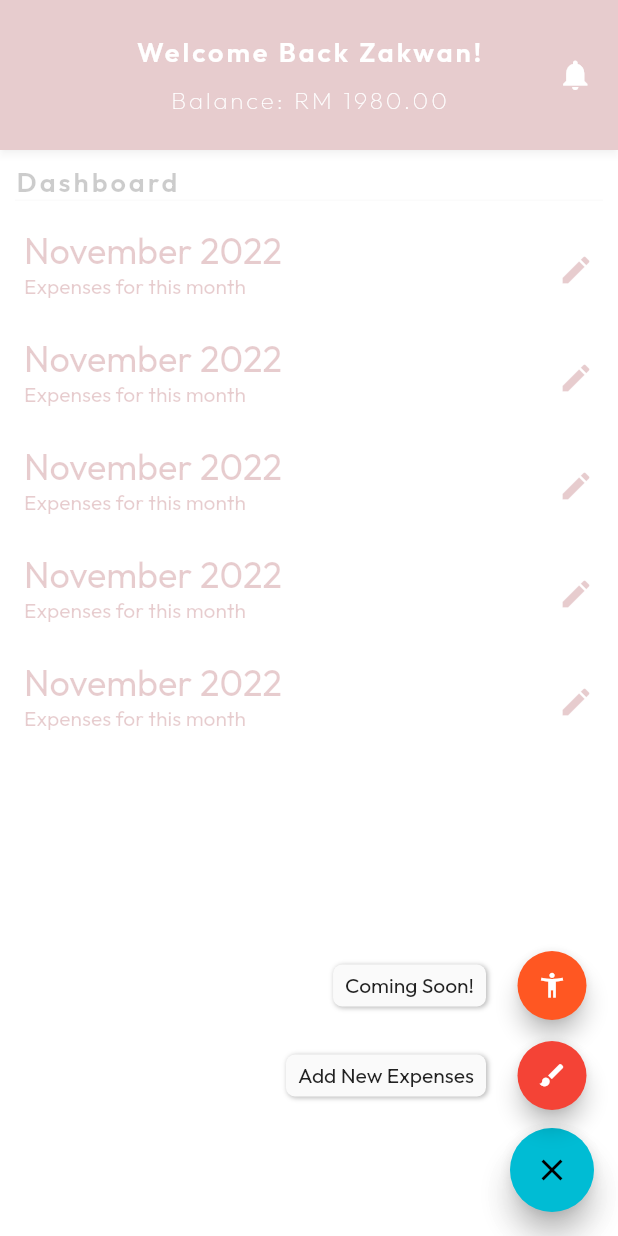
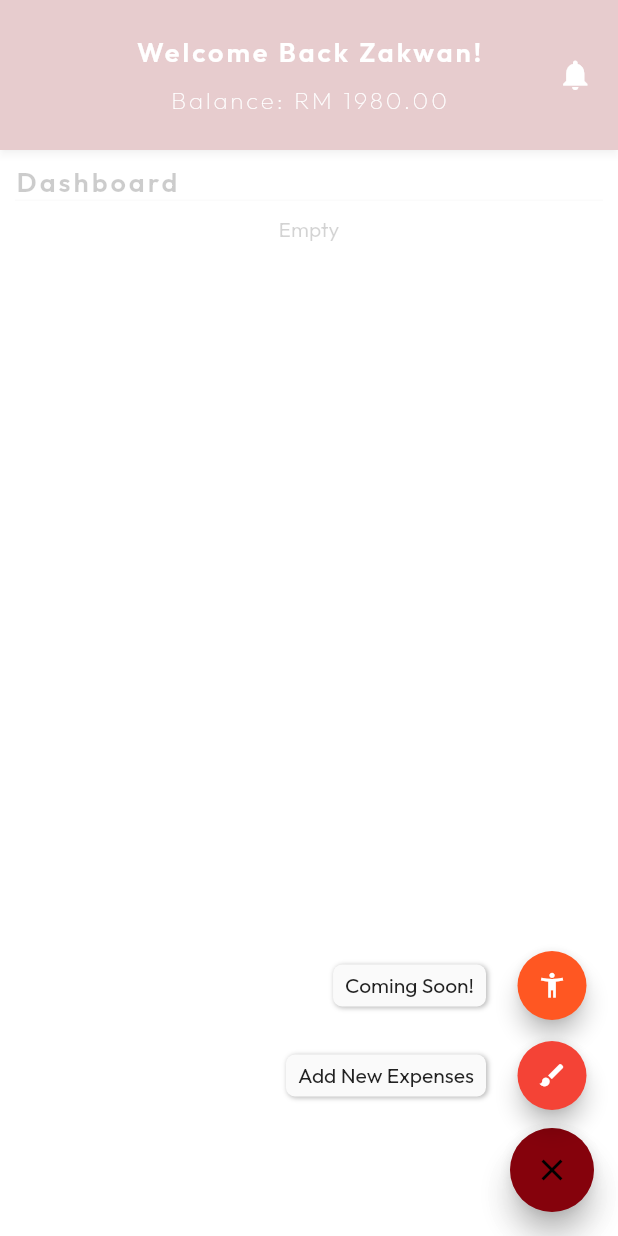
Before and after one commit to zackxvii/my_xpenses, a Flutter app: the screen it shows after launch, after a tap on the "add" icon, on a phone screen of 412 x 824 dp. Run offline on Flutter 3.47's test engine with Material 2 defaults, Android fonts, the phone set to English and light mode, and no system bars; drawn by our look-alikes of flutter_speed_dial; our stand-ins replace data_table_2, get, get_storage, google_fonts, shared_preferences, sizer and 1 more; missing offline and left inert: colorful_safe_area; accounts and stored records are empty.

Commit message:
Second commit

```diff
--- a/lib/main.dart
+++ b/lib/main.dart
@@ -1,6 +1,8 @@
 import 'package:flutter/material.dart';
 import 'package:get/get.dart';
+import 'package:get_storage/get_storage.dart';
 import 'package:google_fonts/google_fonts.dart';
+import 'package:my_xpenses/database/database_helper.dart';
 import 'package:my_xpenses/routes/app_pages.dart';
 import 'package:my_xpenses/shared/fontcolor_shared.dart';
 import 'package:my_xpenses/shared/fontsize_shared.dart';
@@ -8,7 +10,10 @@ import 'package:my_xpenses/util/theme.dart';
 import 'package:my_xpenses/util/translate.dart';
 import 'package:sizer/sizer.dart';
 
-void main() {
+void main() async {
+  WidgetsFlutterBinding.ensureInitialized();
+  await GetStorage.init();
+  await DBHelper().database;
   runApp(const MyApp());
 }
 
--- a/lib/model/expense_model.dart
+++ b/lib/model/expense_model.dart
@@ -2,16 +2,14 @@ class ExpenseModel {
   int? id;
   String? title;
   String? desc;
-  String? date;
 
-  ExpenseModel({this.id, this.title, this.desc, this.date});
+  ExpenseModel({this.id, this.title, this.desc});
 
   Map<String, dynamic> toMap() {
     return {
       'id': id,
       'title': title,
       'desc': desc,
-      'date': date,
     };
   }
 
@@ -19,6 +17,5 @@ class ExpenseModel {
     id = expensesModel['id'];
     title = expensesModel['title'];
     desc = expensesModel['desc'];
-    date = expensesModel['date'];
   }
 }
--- a/lib/pages/dashboard.dart
+++ b/lib/pages/dashboard.dart
@@ -1,5 +1,7 @@
 import 'package:flutter/material.dart';
 import 'package:get/get.dart';
+import 'package:my_xpenses/controller/expenses_controller.dart';
+import 'package:my_xpenses/model/expense_model.dart';
 import 'package:my_xpenses/shared/appbar_shared.dart';
 import 'package:my_xpenses/shared/fontcolor_shared.dart';
 import 'package:my_xpenses/shared/fontsize_shared.dart';
@@ -14,9 +16,11 @@ class DashboardPage extends StatefulWidget {
 
 class _DashboardPageState extends State<DashboardPage> {
   var selectedfABLocation = FloatingActionButtonLocation.endFloat;
+  ExpensesController ec = Get.put(ExpensesController());
 
   @override
   void initState() {
+    ec.getExpenses();
     super.initState();
   }
 
@@ -71,16 +75,21 @@ class _DashboardPageState extends State<DashboardPage> {
 
   secondPart(String path) {
     String txt = '';
+    return Obx((() {
+      if (ec.expensesList.isEmpty) {
+        return const Text("Empty");
+      } else {
         return ListView.builder(
-      itemCount: 5,
+          itemCount: ec.expensesList.length,
           itemBuilder: (BuildContext context, int index) {
+            ExpenseModel em = ec.expensesList[index];
             return ListTile(
-          title: const Text(
-            'November 2022',
+              title: Text(
+                em.title!,
                 textScaleFactor: 1.5,
               ),
               trailing: const Icon(Icons.edit),
-          subtitle: const Text('Expenses for this month'),
+              subtitle: Text(em.desc!),
               selected: true,
               onTap: () {
                 setState(
@@ -94,4 +103,6 @@ class _DashboardPageState extends State<DashboardPage> {
           },
         );
       }
+    }));
   }
+}
--- a/lib/shared/speed_dial_shared.dart
+++ b/lib/shared/speed_dial_shared.dart
@@ -1,7 +1,10 @@
 import 'package:flutter/material.dart';
 import 'package:flutter_speed_dial/flutter_speed_dial.dart';
 import 'package:get/get.dart';
+import 'package:my_xpenses/controller/expenses_controller.dart';
 import 'package:my_xpenses/database/database_helper.dart';
+import 'package:my_xpenses/model/expense_model.dart';
+import 'package:my_xpenses/shared/fontcolor_shared.dart';
 
 class SpeedDialWidget extends StatefulWidget {
   const SpeedDialWidget({super.key});
@@ -11,6 +14,8 @@ class SpeedDialWidget extends StatefulWidget {
 }
 
 class _SpeedDialWidgetState extends State<SpeedDialWidget> {
+  ExpensesController ec = ExpensesController();
+  ExpenseModel em = ExpenseModel();
   var renderOverlay = true;
   var visible = true;
   var switchLabelPosition = false;
@@ -29,7 +34,7 @@ class _SpeedDialWidgetState extends State<SpeedDialWidget> {
   @override
   Widget build(BuildContext context) {
     return SpeedDial(
-      backgroundColor: Colors.cyan,
+      backgroundColor: primaryColor,
       icon: Icons.add,
       activeIcon: Icons.close,
       spacing: 3,
@@ -104,8 +109,8 @@ class _SpeedDialWidgetState extends State<SpeedDialWidget> {
     return showDialog(
       context: context,
       builder: (_) {
-        var monthController = TextEditingController();
-        var descriptionController = TextEditingController();
+        TextEditingController monthController = TextEditingController();
+        TextEditingController descriptionController = TextEditingController();
         return AlertDialog(
           title: const Text('New Tracking'),
           content: SingleChildScrollView(
@@ -128,20 +133,18 @@ class _SpeedDialWidgetState extends State<SpeedDialWidget> {
               child: const Text('Cancel'),
             ),
             TextButton(
-              onPressed: () {
+              onPressed: () async {
                 // Send them to your email maybe?
                 var month = monthController.text;
                 var desc = descriptionController.text;
-                // mydb.db.rawInsert(
-                //     "INSERT INTO expenses (month, description) VALUES (?, ?);",
-                //     [month, desc]);
-
+                em.title = month;
+                em.desc = desc;
                 ScaffoldMessenger.of(context).showSnackBar(
                     const SnackBar(content: Text("New Expenses Added")));
-
+                await ec.addExpenses(em);
                 monthController.text = "";
                 descriptionController.text = "";
-                Navigator.pop(context);
+                Get.back();
               },
               child: const Text('Save'),
             ),
--- a/pubspec.yaml
+++ b/pubspec.yaml
@@ -41,6 +41,7 @@ dependencies:
   colorful_safe_area: ^0.3.0
   flutter_speed_dial: ^6.2.0
   path_provider: ^2.0.11
+  get_storage: ^2.0.3
 
 dev_dependencies:
   flutter_test:
```
Also changed, not shown: lib/database/database_helper.dart (+4 -4 lines), lib/pages/create_expenses_page.dart (added, +38 -0 lines). Lines whose indentation alone changed are shown as unchanged.
